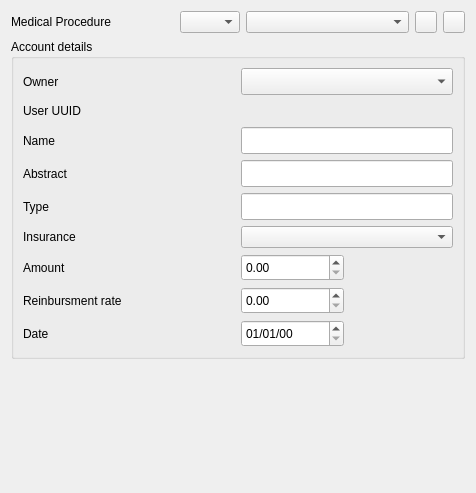
Qt form plugins/accountplugin/preferences/medicalprocedurepage.ui (FreeHealth/freehealth) before a commit.
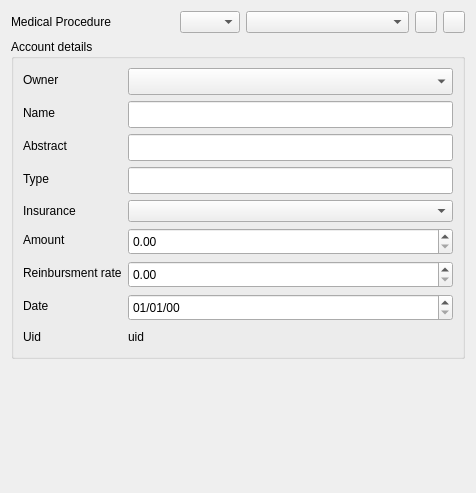
The same form after that commit.

```diff
--- a/plugins/accountplugin/preferences/medicalprocedurepage.ui
+++ b/plugins/accountplugin/preferences/medicalprocedurepage.ui
@@ -105,8 +105,28 @@
      <property name="title">
       <string>Account details</string>
      </property>
-     <layout class="QGridLayout" name="gridLayout">
-      <item row="3" column="0" colspan="2">
+     <layout class="QFormLayout" name="formLayout">
+      <item row="0" column="0">
+       <widget class="QLabel" name="ownerLabel">
+        <property name="text">
+         <string>Owner</string>
+        </property>
+        <property name="buddy">
+         <cstring>ownersComboBox</cstring>
+        </property>
+       </widget>
+      </item>
+      <item row="0" column="1">
+       <widget class="QComboBox" name="ownersComboBox">
+        <property name="minimumSize">
+         <size>
+          <width>0</width>
+          <height>27</height>
+         </size>
+        </property>
+       </widget>
+      </item>
+      <item row="2" column="0">
        <widget class="QLabel" name="nameLabel">
         <property name="text">
          <string>Name</string>
@@ -116,7 +136,7 @@
         </property>
        </widget>
       </item>
-      <item row="3" column="2" colspan="2">
+      <item row="2" column="1">
        <widget class="QLineEdit" name="name">
         <property name="minimumSize">
          <size>
@@ -126,7 +146,7 @@
         </property>
        </widget>
       </item>
-      <item row="4" column="0" colspan="2">
+      <item row="3" column="0">
        <widget class="QLabel" name="abstractLabel">
         <property name="text">
          <string>Abstract</string>
@@ -136,7 +156,7 @@
         </property>
        </widget>
       </item>
-      <item row="4" column="2" colspan="2">
+      <item row="3" column="1">
        <widget class="QLineEdit" name="abstractEdit">
         <property name="minimumSize">
          <size>
@@ -146,17 +166,7 @@
         </property>
        </widget>
       </item>
-      <item row="1" column="0" colspan="2">
-       <widget class="QLabel" name="ownerLabel">
-        <property name="text">
-         <string>Owner</string>
-        </property>
-        <property name="buddy">
-         <cstring>ownersComboBox</cstring>
-        </property>
-       </widget>
-      </item>
-      <item row="5" column="0" colspan="2">
+      <item row="4" column="0">
        <widget class="QLabel" name="typeLabel">
         <property name="text">
          <string>Type</string>
@@ -166,7 +176,7 @@
         </property>
        </widget>
       </item>
-      <item row="5" column="2" colspan="2">
+      <item row="4" column="1">
        <widget class="QLineEdit" name="type">
         <property name="minimumSize">
          <size>
@@ -176,7 +186,17 @@
         </property>
        </widget>
       </item>
-      <item row="7" column="0">
+      <item row="5" column="0">
+       <widget class="QLabel" name="insuranceLabel">
+        <property name="text">
+         <string>Insurance</string>
+        </property>
+       </widget>
+      </item>
+      <item row="5" column="1">
+       <widget class="QComboBox" name="insuranceBox"/>
+      </item>
+      <item row="6" column="0">
        <widget class="QLabel" name="amountLabel">
         <property name="text">
          <string>Amount</string>
@@ -186,7 +206,7 @@
         </property>
        </widget>
       </item>
-      <item row="7" column="2">
+      <item row="6" column="1">
        <widget class="QDoubleSpinBox" name="amountSpin">
         <property name="minimumSize">
          <size>
@@ -196,43 +216,7 @@
         </property>
        </widget>
       </item>
-      <item row="1" column="2" colspan="2">
-       <widget class="QComboBox" name="ownersComboBox">
-        <property name="minimumSize">
-         <size>
-          <width>0</width>
-          <height>27</height>
-         </size>
-        </property>
-       </widget>
-      </item>
-      <item row="2" column="2" colspan="2">
-       <widget class="QLabel" name="userUidLabel">
-        <property name="sizePolicy">
-         <sizepolicy hsizetype="Preferred" vsizetype="Fixed">
-          <horstretch>0</horstretch>
-          <verstretch>0</verstretch>
-         </sizepolicy>
-        </property>
-        <property name="minimumSize">
-         <size>
-          <width>0</width>
-          <height>20</height>
-         </size>
-        </property>
-        <property name="text">
-         <string/>
-        </property>
-       </widget>
-      </item>
-      <item row="2" column="0">
-       <widget class="QLabel" name="label_2">
-        <property name="text">
-         <string>User UUID</string>
-        </property>
-       </widget>
-      </item>
-      <item row="8" column="0">
+      <item row="7" column="0">
        <widget class="QLabel" name="reinmbLabel">
         <property name="text">
          <string>Reinbursment rate</string>
@@ -242,7 +226,7 @@
         </property>
        </widget>
       </item>
-      <item row="8" column="2">
+      <item row="7" column="1">
        <widget class="QDoubleSpinBox" name="rateSpin">
         <property name="minimumSize">
          <size>
@@ -252,7 +236,7 @@
         </property>
        </widget>
       </item>
-      <item row="10" column="0">
+      <item row="8" column="0">
        <widget class="QLabel" name="dateLabel">
         <property name="text">
          <string>Date</string>
@@ -262,7 +246,7 @@
         </property>
        </widget>
       </item>
-      <item row="10" column="2">
+      <item row="8" column="1">
        <widget class="QDateEdit" name="dateEdit">
         <property name="minimumSize">
          <size>
@@ -275,13 +259,29 @@
         </property>
        </widget>
       </item>
-      <item row="6" column="2" colspan="2">
-       <widget class="QComboBox" name="insuranceBox"/>
+      <item row="9" column="0">
+       <widget class="QLabel" name="label_2">
+        <property name="text">
+         <string>Uid</string>
+        </property>
+       </widget>
       </item>
-      <item row="6" column="0">
-       <widget class="QLabel" name="insuranceLabel">
+      <item row="9" column="1">
+       <widget class="QLabel" name="userUidLabel">
+        <property name="sizePolicy">
+         <sizepolicy hsizetype="Preferred" vsizetype="Fixed">
+          <horstretch>0</horstretch>
+          <verstretch>0</verstretch>
+         </sizepolicy>
+        </property>
+        <property name="minimumSize">
+         <size>
+          <width>0</width>
+          <height>20</height>
+         </size>
+        </property>
         <property name="text">
-         <string>Insurance</string>
+         <string>uid</string>
         </property>
        </widget>
       </item>
```
